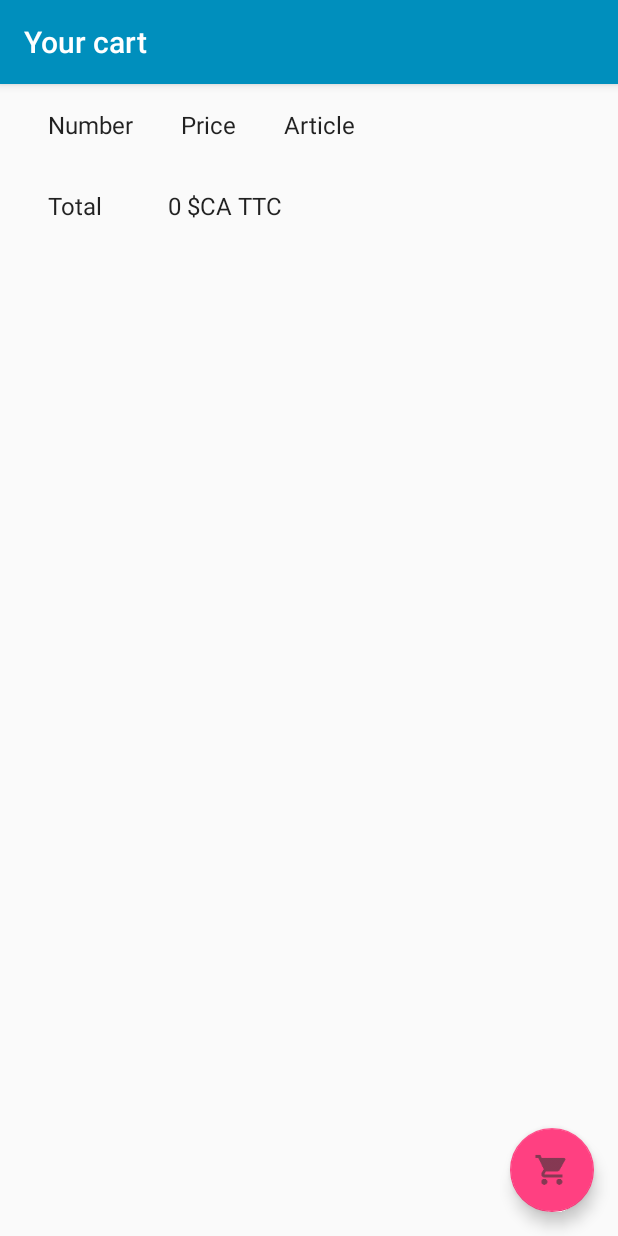
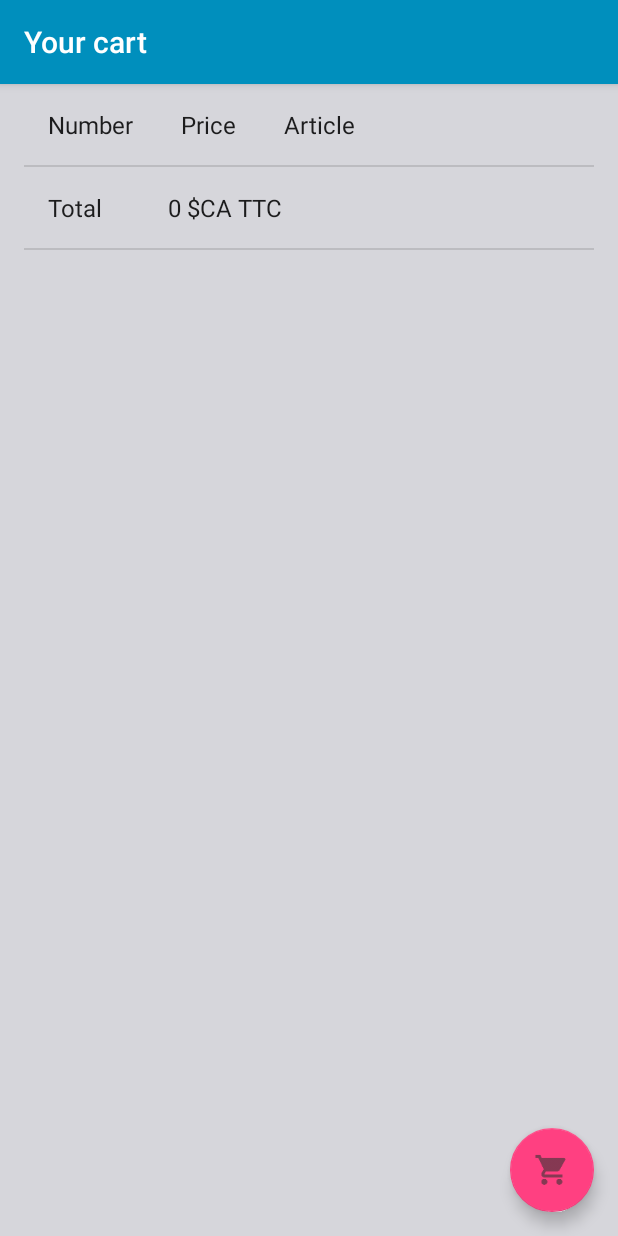
Before and after one commit to Benjamin15/CommerceDeDemain, an Android app: the ItemListActivity screen opened directly, with no data from a screen before it, on a phone screen of 412 x 824 dp. Run offline under Robolectric (Android 15) with nearby library versions, the light colour scheme and no system bars.

Commit message:
la 4eme c'est la bonne

```diff
--- a/app/src/main/java/hackathon/poly/hackathon/ItemListActivity.java
+++ b/app/src/main/java/hackathon/poly/hackathon/ItemListActivity.java
@@ -5,6 +5,9 @@ import android.content.Intent;
 import android.os.Bundle;
 import android.support.annotation.NonNull;
 import android.support.v7.app.AppCompatActivity;
+import android.support.v7.widget.DefaultItemAnimator;
+import android.support.v7.widget.DividerItemDecoration;
+import android.support.v7.widget.LinearLayoutManager;
 import android.support.v7.widget.RecyclerView;
 import android.support.v7.widget.Toolbar;
 import android.support.design.widget.FloatingActionButton;
@@ -106,7 +109,11 @@ public class ItemListActivity extends AppCompatActivity {
             mTwoPane = true;
         }
 
-        View recyclerView = findViewById(R.id.item_list);
+        RecyclerView recyclerView = findViewById(R.id.item_list);
+        RecyclerView.LayoutManager mLayoutManager = new LinearLayoutManager(this);
+        recyclerView.setLayoutManager(mLayoutManager);
+        recyclerView.setItemAnimator(new DefaultItemAnimator());
+        recyclerView.addItemDecoration(new DividerItemDecoration(this, DividerItemDecoration.VERTICAL));
         assert recyclerView != null;
         setupRecyclerView((RecyclerView) recyclerView);
     }
--- a/app/src/main/res/layout-w900dp/item_list.xml
+++ b/app/src/main/res/layout-w900dp/item_list.xml
@@ -28,7 +28,7 @@
         android:layout_marginRight="16dp"
         app:layoutManager="LinearLayoutManager"
         tools:context="hackathon.poly.hackathon.ItemListActivity"
-        tools:listitem="@layout/item_list_content" />
+        tools:listitem="@layout/item_list_content"/>
 
     <FrameLayout
         android:id="@+id/item_detail_container"
--- a/app/src/main/res/layout/activity_item_detail.xml
+++ b/app/src/main/res/layout/activity_item_detail.xml
@@ -5,6 +5,7 @@
     android:layout_width="match_parent"
     android:layout_height="match_parent"
     tools:context=".ItemDetailActivity"
+    android:background="#d6d6db"
     tools:ignore="MergeRootFrame">
 
     <android.support.design.widget.AppBarLayout
--- a/app/src/main/res/layout/activity_item_list.xml
+++ b/app/src/main/res/layout/activity_item_list.xml
@@ -5,6 +5,7 @@
     android:layout_width="match_parent"
     android:layout_height="match_parent"
     android:fitsSystemWindows="true"
+    android:background="#d6d6db"
     tools:context=".ItemListActivity">
 
     <android.support.design.widget.AppBarLayout
--- a/app/src/main/res/layout/item_list.xml
+++ b/app/src/main/res/layout/item_list.xml
@@ -11,5 +11,4 @@
     app:layoutManager="LinearLayoutManager"
     tools:context=".ItemListActivity"
     tools:listitem="@layout/item_list_content" >
-
 </android.support.v7.widget.RecyclerView>
```
Also changed, not shown: 2 other files.
